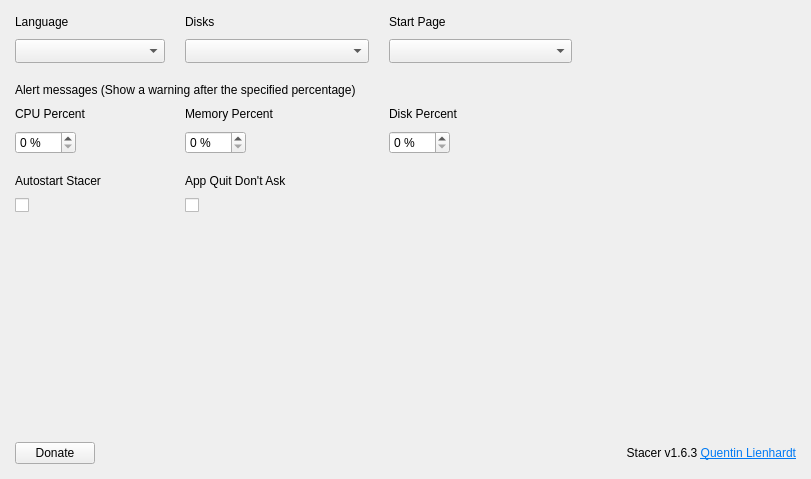
Before: the Qt Designer form stacer/Pages/Settings/settings_page.ui in Boria138/Stacer, drawn with Qt 5.
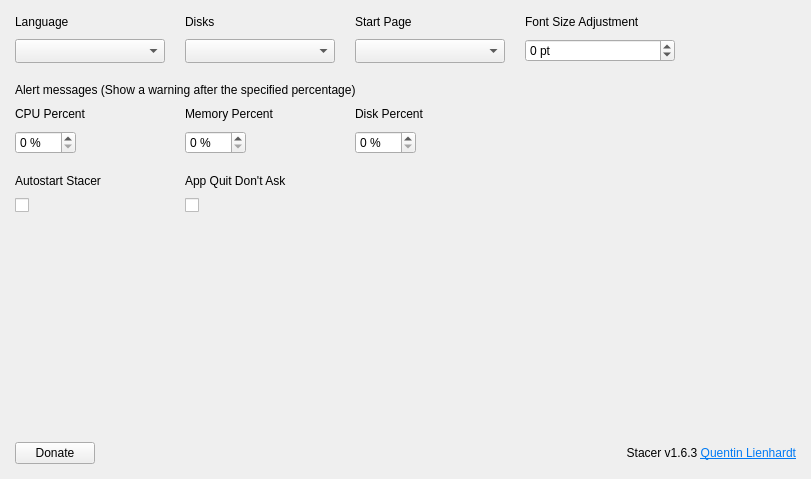
After: the same form once the commit is applied. Icons and pictures are not drawn.

Commit message:
Add font size offset accessibility feature
Requested by Unknown via Stacer feedback

Diff of the .ui file:
```diff
--- a/stacer/Pages/Settings/settings_page.ui
+++ b/stacer/Pages/Settings/settings_page.ui
@@ -278,6 +278,59 @@
      </property>
     </widget>
    </item>
+   <item row="0" column="3">
+    <widget class="QLabel" name="lblFontSize">
+     <property name="sizePolicy">
+      <sizepolicy hsizetype="Expanding" vsizetype="Preferred">
+       <horstretch>0</horstretch>
+       <verstretch>0</verstretch>
+      </sizepolicy>
+     </property>
+     <property name="text">
+      <string>Font Size Adjustment</string>
+     </property>
+    </widget>
+   </item>
+   <item row="1" column="3" alignment="Qt::AlignLeft">
+    <widget class="QSpinBox" name="spinFontSize">
+     <property name="sizePolicy">
+      <sizepolicy hsizetype="Expanding" vsizetype="Fixed">
+       <horstretch>0</horstretch>
+       <verstretch>0</verstretch>
+      </sizepolicy>
+     </property>
+     <property name="minimumSize">
+      <size>
+       <width>150</width>
+       <height>0</height>
+      </size>
+     </property>
+     <property name="maximumSize">
+      <size>
+       <width>200</width>
+       <height>16777215</height>
+      </size>
+     </property>
+     <property name="focusPolicy">
+      <enum>Qt::ClickFocus</enum>
+     </property>
+     <property name="keyboardTracking">
+      <bool>false</bool>
+     </property>
+     <property name="toolTip">
+      <string>Adjust font size relative to default (0 = default)</string>
+     </property>
+     <property name="suffix">
+      <string notr="true"> pt</string>
+     </property>
+     <property name="minimum">
+      <number>-2</number>
+     </property>
+     <property name="maximum">
+      <number>6</number>
+     </property>
+    </widget>
+   </item>
    <item row="0" column="4" rowspan="2">
     <spacer name="horizontalSpacer">
      <property name="orientation">
```
The commit also changes 5 other files.
